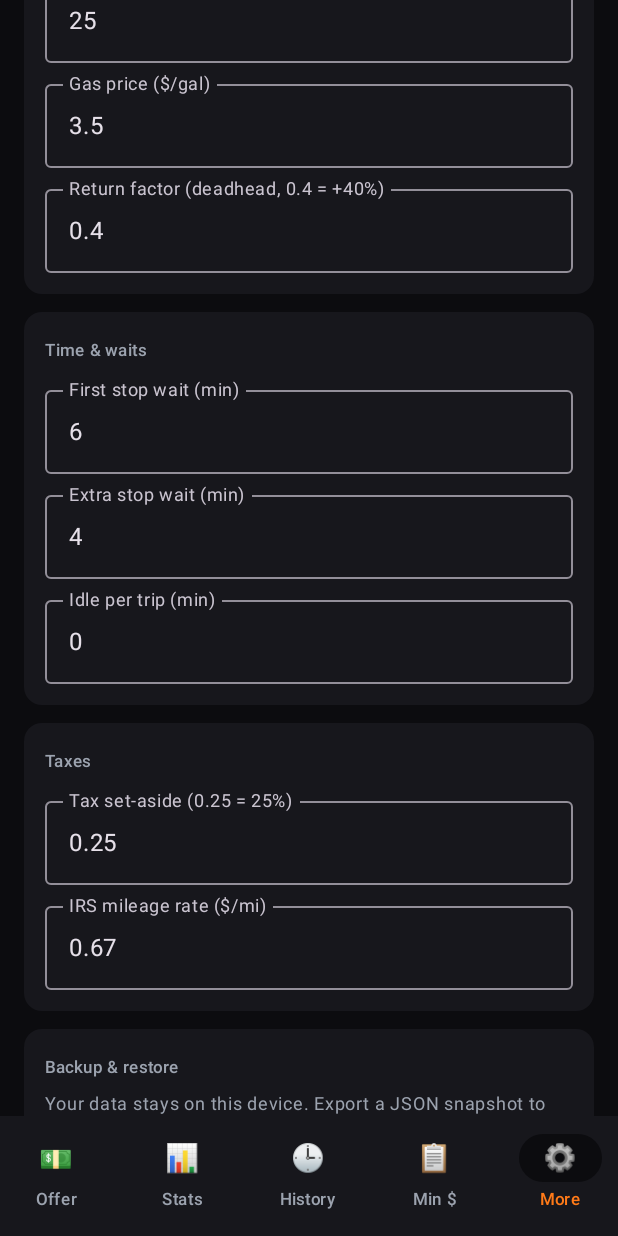
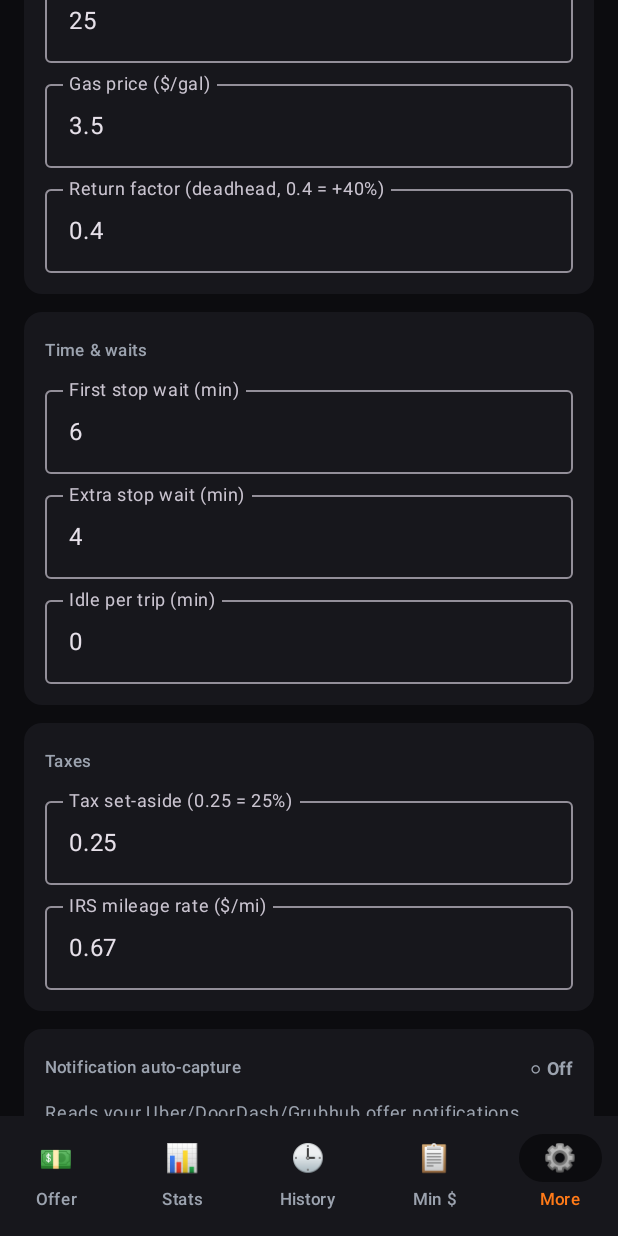
Before and after one commit to MiniDraco/deliverybuddymk2, an Android app built with Jetpack Compose: the screen it shows after launch (MainActivity), item 5 of the bottom bar chosen, scrolled down 520 dp, on a phone screen of 412 x 824 dp. Run offline under Robolectric (Android 15) with nearby library versions, the phone set to English and light mode, and no system bars.

Commit message:
Stage 3: notification auto-capture — the headline native feature
Add OfferCaptureService (NotificationListenerService) that reads the
user's OWN Uber/DoorDash/Grubhub offer notifications read-only, parses
them with the ported Engine.parseOffer, and stashes the result in
Store.captured. No auto-accept, no input injection — just reads
notifications the user already receives.

- Manifest service with BIND_NOTIFICATION_LISTENER_SERVICE + filter
- CaptureAccess: check enabled state + open the system settings screen
- Offer tab: captured-offer banner (Load & grade / Dismiss) + an
  Enable-access onboarding card while disabled
- More tab: auto-capture status row + manage/enable button

Both prompts re-check permission on ON_RESUME. Builds green locally.

Co-Authored-By: Claude Opus 4.7 <noreply@anthropic.com>

```diff
--- a/android/app/src/main/java/com/deliverybuddy/mk2/MoreScreen.kt
+++ b/android/app/src/main/java/com/deliverybuddy/mk2/MoreScreen.kt
@@ -18,11 +18,15 @@ import androidx.compose.material3.SwitchDefaults
 import androidx.compose.material3.Text
 import androidx.compose.material3.TextButton
 import androidx.compose.runtime.Composable
+import androidx.compose.runtime.DisposableEffect
 import androidx.compose.runtime.getValue
 import androidx.compose.runtime.mutableStateOf
 import androidx.compose.runtime.remember
 import androidx.compose.runtime.setValue
 import androidx.compose.ui.Alignment
+import androidx.compose.ui.platform.LocalLifecycleOwner
+import androidx.lifecycle.Lifecycle
+import androidx.lifecycle.LifecycleEventObserver
 import androidx.compose.ui.Modifier
 import androidx.compose.ui.graphics.Color
 import androidx.compose.ui.platform.LocalClipboardManager
@@ -40,6 +44,16 @@ fun MoreScreen() {
     val clipboard = LocalClipboardManager.current
     val ctx = LocalContext.current
     var showRestore by remember { mutableStateOf(false) }
+
+    val lifecycleOwner = LocalLifecycleOwner.current
+    var captureEnabled by remember { mutableStateOf(CaptureAccess.isEnabled(ctx)) }
+    DisposableEffect(lifecycleOwner) {
+        val obs = LifecycleEventObserver { _, event ->
+            if (event == Lifecycle.Event.ON_RESUME) captureEnabled = CaptureAccess.isEnabled(ctx)
+        }
+        lifecycleOwner.lifecycle.addObserver(obs)
+        onDispose { lifecycleOwner.lifecycle.removeObserver(obs) }
+    }
 
     Column(
         modifier = Modifier.fillMaxSize().verticalScroll(rememberScrollState()).padding(16.dp),
@@ -74,6 +88,32 @@ fun MoreScreen() {
             Label("Taxes")
             NumField("Tax set-aside (0.25 = 25%)", cfg.taxPct) { Store.updateCfg { c -> c.copy(taxPct = it) } }
             NumField("IRS mileage rate (\$/mi)", cfg.irsRate) { Store.updateCfg { c -> c.copy(irsRate = it) } }
+        }
+
+        SectionCard {
+            Row(modifier = Modifier.fillMaxWidth(), horizontalArrangement = Arrangement.SpaceBetween,
+                verticalAlignment = Alignment.CenterVertically) {
+                Label("Notification auto-capture")
+                Text(
+                    if (captureEnabled) "● On" else "○ Off",
+                    color = if (captureEnabled) Ui.GREEN else Ui.MUTED, fontSize = 12.sp, fontWeight = FontWeight.Bold,
+                )
+            }
+            Text(
+                "Reads your Uber/DoorDash/Grubhub offer notifications (read-only, on-device) " +
+                    "and auto-grades them on the Offer tab.",
+                color = Ui.MUTED, fontSize = 12.sp, modifier = Modifier.padding(vertical = 6.dp),
+            )
+            Button(
+                onClick = { CaptureAccess.openSettings(ctx) },
+                colors = ButtonDefaults.buttonColors(containerColor = if (captureEnabled) Ui.CARD else Ui.ORANGE),
+                modifier = Modifier.fillMaxWidth(),
+            ) {
+                Text(
+                    if (captureEnabled) "Manage notification access" else "Enable notification access",
+                    color = if (captureEnabled) Ui.TEXT else Color.White, fontSize = 13.sp,
+                )
+            }
         }
 
         SectionCard {
--- a/android/app/src/main/java/com/deliverybuddy/mk2/OfferScreen.kt
+++ b/android/app/src/main/java/com/deliverybuddy/mk2/OfferScreen.kt
@@ -19,6 +19,7 @@ import androidx.compose.material3.ButtonDefaults
 import androidx.compose.material3.OutlinedTextField
 import androidx.compose.material3.Text
 import androidx.compose.runtime.Composable
+import androidx.compose.runtime.DisposableEffect
 import androidx.compose.runtime.getValue
 import androidx.compose.runtime.mutableStateOf
 import androidx.compose.runtime.remember
@@ -26,10 +27,14 @@ import androidx.compose.runtime.setValue
 import androidx.compose.ui.Alignment
 import androidx.compose.ui.Modifier
 import androidx.compose.ui.graphics.Color
+import androidx.compose.ui.platform.LocalContext
+import androidx.compose.ui.platform.LocalLifecycleOwner
 import androidx.compose.ui.text.font.FontWeight
 import androidx.compose.ui.text.input.KeyboardType
 import androidx.compose.ui.unit.dp
 import androidx.compose.ui.unit.sp
+import androidx.lifecycle.Lifecycle
+import androidx.lifecycle.LifecycleEventObserver
 
 @Composable
 fun OfferScreen() {
@@ -44,6 +49,19 @@ fun OfferScreen() {
     var analysis by remember { mutableStateOf<Analysis?>(null) }
     var error by remember { mutableStateOf<String?>(null) }
     var toast by remember { mutableStateOf<String?>(null) }
+
+    // notification auto-capture state
+    val ctx = LocalContext.current
+    val lifecycleOwner = LocalLifecycleOwner.current
+    var captureEnabled by remember { mutableStateOf(CaptureAccess.isEnabled(ctx)) }
+    DisposableEffect(lifecycleOwner) {
+        val obs = LifecycleEventObserver { _, event ->
+            if (event == Lifecycle.Event.ON_RESUME) captureEnabled = CaptureAccess.isEnabled(ctx)
+        }
+        lifecycleOwner.lifecycle.addObserver(obs)
+        onDispose { lifecycleOwner.lifecycle.removeObserver(obs) }
+    }
+    val captured = Store.captured.value
 
     fun analyze() {
         val p = payout.toDoubleOrNull()
@@ -75,6 +93,56 @@ fun OfferScreen() {
     ) {
         Text("DeliveryBuddy", color = Color.White, fontSize = 24.sp, fontWeight = FontWeight.Bold)
         Text("Is this offer worth it?", color = Ui.MUTED, fontSize = 13.sp)
+
+        // captured-offer banner (from a delivery-app notification)
+        if (captured != null && System.currentTimeMillis() - captured.ts < 10 * 60 * 1000) {
+            SectionCard(bg = Color(0x1AFF7A18)) {
+                Label("📥 Captured from ${platformOf(captured.platform).name} notification", Ui.ORANGE)
+                Text(
+                    listOfNotNull(
+                        captured.payout?.let { "\$${f2(it)}" },
+                        captured.miles?.let { "${f2(it)} mi" },
+                        captured.stops?.let { "$it stop${if (it > 1) "s" else ""}" },
+                    ).joinToString(" · ").ifBlank { "Offer detected" },
+                    color = Color.White, fontSize = 16.sp, fontWeight = FontWeight.Bold,
+                )
+                Row(horizontalArrangement = Arrangement.spacedBy(8.dp), modifier = Modifier.padding(top = 8.dp)) {
+                    Button(
+                        onClick = {
+                            captured.payout?.let { payout = f2(it) }
+                            captured.miles?.let { miles = f2(it) }
+                            captured.stops?.let { stops = it }
+                            Store.updateCfg { it.copy(platform = captured.platform) }
+                            Store.captured.value = null
+                            analyze()
+                        },
+                        colors = ButtonDefaults.buttonColors(containerColor = Ui.ORANGE),
+                        modifier = Modifier.weight(1f),
+                    ) { Text("Load & grade", color = Color.White, fontWeight = FontWeight.Bold) }
+                    Button(
+                        onClick = { Store.captured.value = null },
+                        colors = ButtonDefaults.buttonColors(containerColor = Ui.CARD),
+                    ) { Text("Dismiss", color = Ui.MUTED) }
+                }
+            }
+        }
+
+        // auto-capture onboarding (only while disabled)
+        if (!captureEnabled) {
+            SectionCard {
+                Label("Auto-capture offers")
+                Text(
+                    "Let DeliveryBuddy read your Uber/DoorDash/Grubhub offer notifications " +
+                        "so it can grade them automatically — read-only, on this device.",
+                    color = Ui.MUTED, fontSize = 12.sp, modifier = Modifier.padding(vertical = 6.dp),
+                )
+                Button(
+                    onClick = { CaptureAccess.openSettings(ctx) },
+                    colors = ButtonDefaults.buttonColors(containerColor = Ui.ORANGE),
+                    modifier = Modifier.fillMaxWidth(),
+                ) { Text("Enable notification access", color = Color.White, fontWeight = FontWeight.Bold) }
+            }
+        }
 
         // platform selector
         Row(horizontalArrangement = Arrangement.spacedBy(8.dp), modifier = Modifier.fillMaxWidth()) {
--- a/android/app/src/main/res/values/strings.xml
+++ b/android/app/src/main/res/values/strings.xml
@@ -1,4 +1,5 @@
 <?xml version="1.0" encoding="utf-8"?>
 <resources>
     <string name="app_name">DeliveryBuddy</string>
+    <string name="capture_service_label">DeliveryBuddy offer capture</string>
 </resources>
```
Also changed, not shown: android/app/src/main/AndroidManifest.xml (+12 -0 lines), android/app/src/main/java/com/deliverybuddy/mk2/CaptureAccess.kt (added, +29 -0 lines), android/app/src/main/java/com/deliverybuddy/mk2/OfferCaptureService.kt (added, +69 -0 lines), android/app/src/main/java/com/deliverybuddy/mk2/Store.kt (+13 -0 lines).
